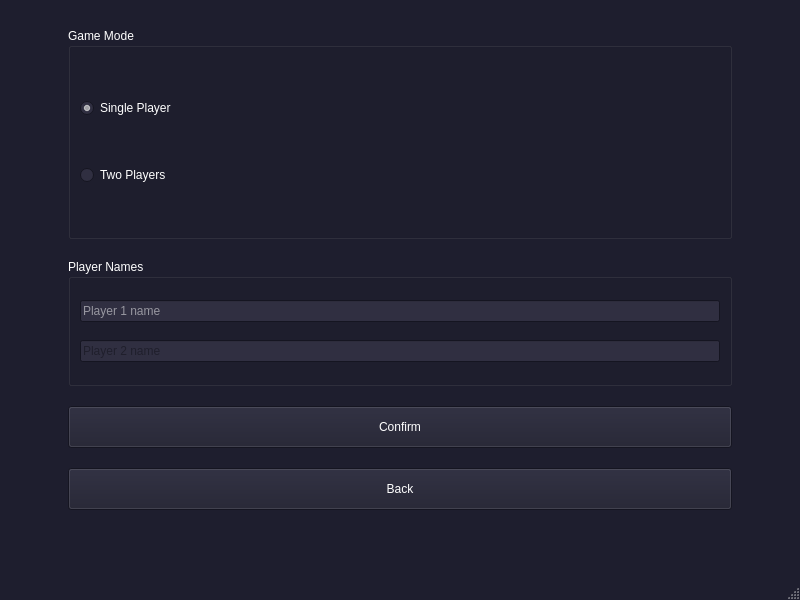
First picture: the form in client/lobby/mainwindow.ui, repository Juannbel/duck-game, before the edit.
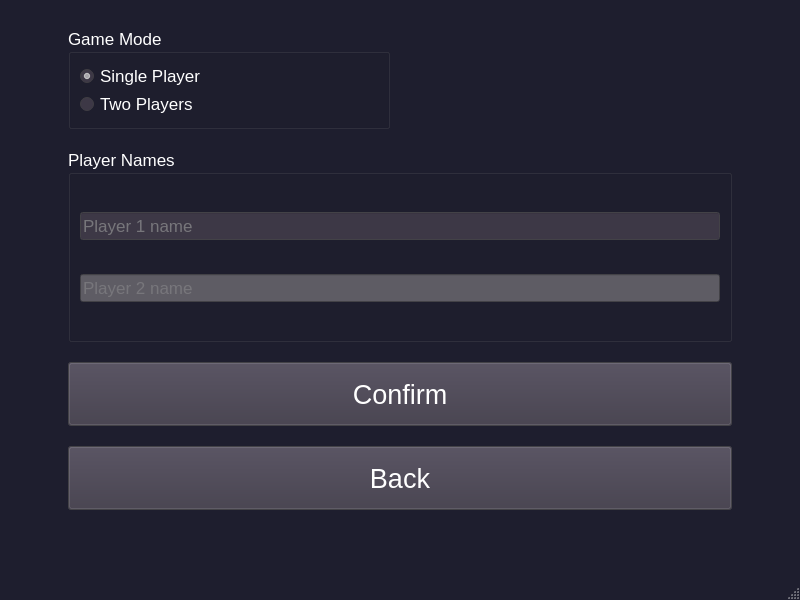
Second picture: the form after the edit. The open tabs and pages were chosen to show the change.

Diff of the .ui file:
```diff
--- a/client/lobby/mainwindow.ui
+++ b/client/lobby/mainwindow.ui
@@ -495,6 +495,259 @@
    <bool>true</bool>
   </property>
   <widget class="QWidget" name="centralwidget">
+   <property name="palette">
+    <palette>
+     <active>
+      <colorrole role="Button">
+       <brush brushstyle="SolidPattern">
+        <color alpha="255">
+         <red>61</red>
+         <green>56</green>
+         <blue>70</blue>
+        </color>
+       </brush>
+      </colorrole>
+      <colorrole role="Text">
+       <brush brushstyle="SolidPattern">
+        <color alpha="255">
+         <red>255</red>
+         <green>255</green>
+         <blue>255</blue>
+        </color>
+       </brush>
+      </colorrole>
+      <colorrole role="BrightText">
+       <brush brushstyle="SolidPattern">
+        <color alpha="255">
+         <red>255</red>
+         <green>255</green>
+         <blue>255</blue>
+        </color>
+       </brush>
+      </colorrole>
+      <colorrole role="ButtonText">
+       <brush brushstyle="SolidPattern">
+        <color alpha="255">
+         <red>255</red>
+         <green>255</green>
+         <blue>255</blue>
+        </color>
+       </brush>
+      </colorrole>
+      <colorrole role="Base">
+       <brush brushstyle="SolidPattern">
+        <color alpha="255">
+         <red>61</red>
+         <green>56</green>
+         <blue>70</blue>
+        </color>
+       </brush>
+      </colorrole>
+      <colorrole role="Window">
+       <brush brushstyle="SolidPattern">
+        <color alpha="255">
+         <red>94</red>
+         <green>92</green>
+         <blue>100</blue>
+        </color>
+       </brush>
+      </colorrole>
+      <colorrole role="Highlight">
+       <brush brushstyle="SolidPattern">
+        <color alpha="255">
+         <red>74</red>
+         <green>68</green>
+         <blue>96</blue>
+        </color>
+       </brush>
+      </colorrole>
+      <colorrole role="AlternateBase">
+       <brush brushstyle="SolidPattern">
+        <color alpha="255">
+         <red>94</red>
+         <green>92</green>
+         <blue>100</blue>
+        </color>
+       </brush>
+      </colorrole>
+      <colorrole role="ToolTipText">
+       <brush brushstyle="SolidPattern">
+        <color alpha="255">
+         <red>255</red>
+         <green>255</green>
+         <blue>255</blue>
+        </color>
+       </brush>
+      </colorrole>
+      <colorrole role="PlaceholderText">
+       <brush brushstyle="SolidPattern">
+        <color alpha="255">
+         <red>119</red>
+         <green>118</green>
+         <blue>123</blue>
+        </color>
+       </brush>
+      </colorrole>
+     </active>
+     <inactive>
+      <colorrole role="Button">
+       <brush brushstyle="SolidPattern">
+        <color alpha="255">
+         <red>61</red>
+         <green>56</green>
+         <blue>70</blue>
+        </color>
+       </brush>
+      </colorrole>
+      <colorrole role="Text">
+       <brush brushstyle="SolidPattern">
+        <color alpha="255">
+         <red>255</red>
+         <green>255</green>
+         <blue>255</blue>
+        </color>
+       </brush>
+      </colorrole>
+      <colorrole role="BrightText">
+       <brush brushstyle="SolidPattern">
+        <color alpha="255">
+         <red>255</red>
+         <green>255</green>
+         <blue>255</blue>
+        </color>
+       </brush>
+      </colorrole>
+      <colorrole role="ButtonText">
+       <brush brushstyle="SolidPattern">
+        <color alpha="255">
+         <red>255</red>
+         <green>255</green>
+         <blue>255</blue>
+        </color>
+       </brush>
+      </colorrole>
+      <colorrole role="Base">
+       <brush brushstyle="SolidPattern">
+        <color alpha="255">
+         <red>61</red>
+         <green>56</green>
+         <blue>70</blue>
+        </color>
+       </brush>
+      </colorrole>
+      <colorrole role="Window">
+       <brush brushstyle="SolidPattern">
+        <color alpha="255">
+         <red>94</red>
+         <green>92</green>
+         <blue>100</blue>
+        </color>
+       </brush>
+      </colorrole>
+      <colorrole role="Highlight">
+       <brush brushstyle="SolidPattern">
+        <color alpha="255">
+         <red>74</red>
+         <green>68</green>
+         <blue>96</blue>
+        </color>
+       </brush>
+      </colorrole>
+      <colorrole role="AlternateBase">
+       <brush brushstyle="SolidPattern">
+        <color alpha="255">
+         <red>94</red>
+         <green>92</green>
+         <blue>100</blue>
+        </color>
+       </brush>
+      </colorrole>
+      <colorrole role="ToolTipText">
+       <brush brushstyle="SolidPattern">
+        <color alpha="255">
+         <red>255</red>
+         <green>255</green>
+         <blue>255</blue>
+        </color>
+       </brush>
+      </colorrole>
+      <colorrole role="PlaceholderText">
+       <brush brushstyle="SolidPattern">
+        <color alpha="255">
+         <red>119</red>
+         <green>118</green>
+         <blue>123</blue>
+        </color>
+       </brush>
+      </colorrole>
+     </inactive>
+     <disabled>
+      <colorrole role="Button">
+       <brush brushstyle="SolidPattern">
+        <color alpha="255">
+         <red>61</red>
+         <green>56</green>
+         <blue>70</blue>
+        </color>
+       </brush>
+      </colorrole>
+      <colorrole role="BrightText">
+       <brush brushstyle="SolidPattern">
+        <color alpha="255">
+         <red>255</red>
+         <green>255</green>
+         <blue>255</blue>
+        </color>
+       </brush>
+      </colorrole>
+      <colorrole role="Base">
+       <brush brushstyle="SolidPattern">
+        <color alpha="255">
+         <red>94</red>
+         <green>92</green>
+         <blue>100</blue>
+        </color>
+       </brush>
+      </colorrole>
+      <colorrole role="Window">
+       <brush brushstyle="SolidPattern">
+        <color alpha="255">
+         <red>94</red>
+         <green>92</green>
+         <blue>100</blue>
+        </color>
+       </brush>
+      </colorrole>
+      <colorrole role="AlternateBase">
+       <brush brushstyle="SolidPattern">
+        <color alpha="255">
+         <red>94</red>
+         <green>92</green>
+         <blue>100</blue>
+        </color>
+       </brush>
+      </colorrole>
+      <colorrole role="ToolTipText">
+       <brush brushstyle="SolidPattern">
+        <color alpha="255">
+         <red>255</red>
+         <green>255</green>
+         <blue>255</blue>
+        </color>
+       </brush>
+      </colorrole>
+      <colorrole role="PlaceholderText">
+       <brush brushstyle="SolidPattern">
+        <color alpha="255">
+         <red>119</red>
+         <green>118</green>
+         <blue>123</blue>
+        </color>
+       </brush>
+      </colorrole>
+     </disabled>
+    </palette>
+   </property>
    <layout class="QHBoxLayout" name="horizontalLayout">
     <item>
      <widget class="QStackedWidget" name="stackedWidget">
@@ -768,7 +1021,7 @@
       <widget class="QWidget" name="page_4">
        <layout class="QVBoxLayout" name="verticalLayout_7">
         <item>
-         <layout class="QVBoxLayout" name="verticalLayout_8" stretch="50,30,10,10">
+         <layout class="QVBoxLayout" name="verticalLayout_8" stretch="10,30,10,10">
           <property name="spacing">
            <number>20</number>
           </property>
@@ -785,39 +1038,89 @@
            <number>50</number>
           </property>
           <item>
-           <widget class="QGroupBox" name="playerModeGroup">
-            <property name="title">
-             <string>Game Mode</string>
-            </property>
-            <layout class="QVBoxLayout" name="verticalLayout_9">
-             <item>
-              <widget class="QRadioButton" name="singlePlayerRadio">
-               <property name="text">
-                <string>Single Player</string>
+           <layout class="QHBoxLayout" name="horizontalLayout_5">
+            <item>
+             <widget class="QGroupBox" name="playerModeGroup">
+              <property name="font">
+               <font>
+                <pointsize>13</pointsize>
+               </font>
+              </property>
+              <property name="title">
+               <string>Game Mode</string>
+              </property>
+              <layout class="QVBoxLayout" name="verticalLayout_9">
+               <property name="spacing">
+                <number>2</number>
                </property>
-               <property name="checked">
-                <bool>true</bool>
-               </property>
-              </widget>
-             </item>
-             <item>
-              <widget class="QRadioButton" name="multiPlayerRadio">
-               <property name="text">
-                <string>Two Players</string>
-               </property>
-              </widget>
-             </item>
-            </layout>
-           </widget>
+               <item>
+                <widget class="QRadioButton" name="singlePlayerRadio">
+                 <property name="font">
+                  <font>
+                   <pointsize>13</pointsize>
+                  </font>
+                 </property>
+                 <property name="text">
+                  <string>Single Player</string>
+                 </property>
+                 <property name="checked">
+                  <bool>true</bool>
+                 </property>
+                </widget>
+               </item>
+               <item>
+                <widget class="QRadioButton" name="multiPlayerRadio">
+                 <property name="font">
+                  <font>
+                   <pointsize>13</pointsize>
+                  </font>
+                 </property>
+                 <property name="text">
+                  <string>Two Players</string>
+                 </property>
+                </widget>
+               </item>
+              </layout>
+             </widget>
+            </item>
+            <item>
+             <widget class="QLabel" name="duck">
+              <property name="sizePolicy">
+               <sizepolicy hsizetype="Preferred" vsizetype="Preferred">
+                <horstretch>0</horstretch>
+                <verstretch>0</verstretch>
+               </sizepolicy>
+              </property>
+              <property name="font">
+               <font>
+                <pointsize>20</pointsize>
+               </font>
+              </property>
+              <property name="text">
+               <string/>
+              </property>
+             </widget>
+            </item>
+           </layout>
           </item>
           <item>
            <widget class="QGroupBox" name="namesGroup">
+            <property name="font">
+             <font>
+              <pointsize>13</pointsize>
+             </font>
+            </property>
             <property name="title">
              <string>Player Names</string>
             </property>
             <layout class="QVBoxLayout" name="verticalLayout_10">
              <item>
               <widget class="QLineEdit" name="player1NameEdit">
+               <property name="font">
+                <font>
+                 <pointsize>13</pointsize>
+                </font>
+               </property>
                <property name="maxLength">
                 <number>16</number>
                </property>
@@ -831,6 +1134,11 @@
                <property name="enabled">
                 <bool>false</bool>
                </property>
+               <property name="font">
+                <font>
+                 <pointsize>13</pointsize>
+                </font>
+               </property>
                <property name="maxLength">
                 <number>16</number>
                </property>
@@ -850,9 +1158,17 @@
               <verstretch>0</verstretch>
              </sizepolicy>
             </property>
+            <property name="font">
+             <font>
+              <pointsize>20</pointsize>
+             </font>
+            </property>
             <property name="text">
              <string>Confirm</string>
             </property>
+            <property name="flat">
+             <bool>false</bool>
+            </property>
            </widget>
           </item>
           <item>
@@ -863,6 +1179,11 @@
               <verstretch>0</verstretch>
              </sizepolicy>
             </property>
+            <property name="font">
+             <font>
+              <pointsize>20</pointsize>
+             </font>
+            </property>
             <property name="text">
              <string>Back</string>
             </property>
```
Left out of the diff: 47 changed lines with no effect on the pictures.
